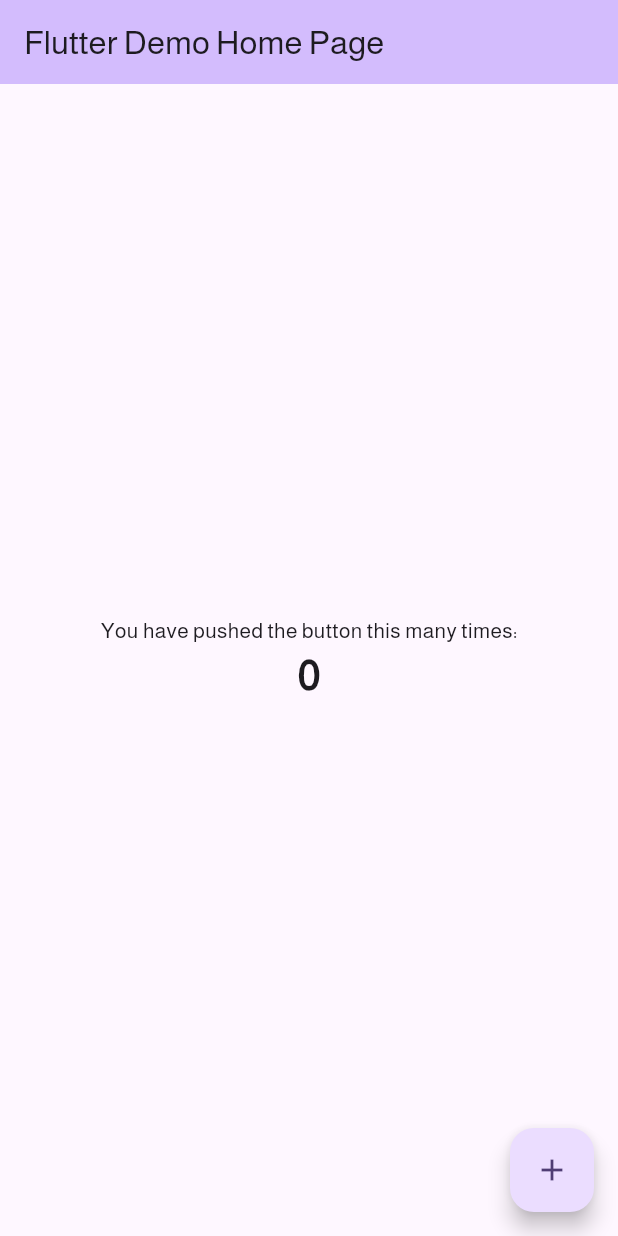
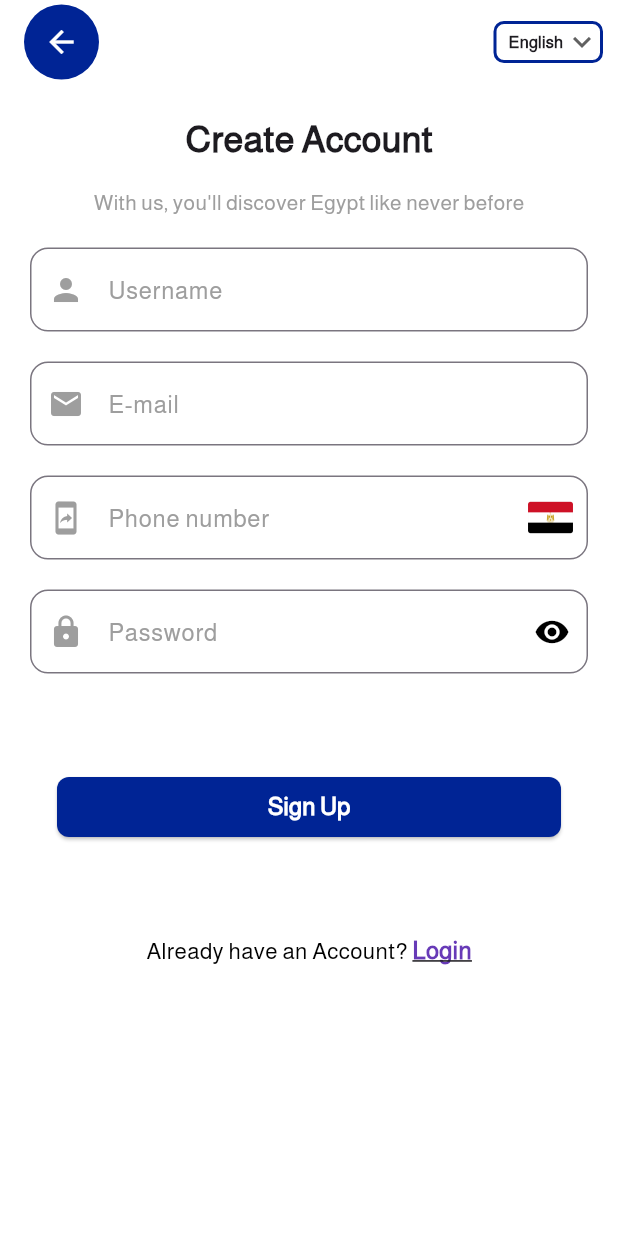
Before and after one commit to mohamedsalah918101/Egy-Tour, a Flutter app: the screen it shows after launch, on a phone screen of 412 x 824 dp. Run offline on Flutter 3.47's test engine with Material 3 defaults, Android fonts, the phone set to English and light mode, and no system bars; our stand-ins replace easy_localization.

Commit message:
Sign Up Page

```diff
--- a/lib/features/sign_up/presentation/views/sign_up_view.dart
+++ b/lib/features/sign_up/presentation/views/sign_up_view.dart
@@ -0,0 +1,297 @@
+import 'package:easy_localization/easy_localization.dart';
+import 'package:egy_tour/core/utils/theme/app_colors.dart';
+import 'package:flutter/material.dart';
+
+class SignUpView extends StatefulWidget {
+  const SignUpView({super.key});
+
+  @override
+  State<SignUpView> createState() => _SignUpViewState();
+}
+
+class _SignUpViewState extends State<SignUpView> {
+  final _formKey = GlobalKey<FormState>();
+  TextEditingController nameController = TextEditingController();
+  TextEditingController emailController = TextEditingController();
+  TextEditingController phoneController = TextEditingController();
+  TextEditingController passwordController = TextEditingController();
+  bool hiddenPassword = true;
+
+  @override
+  Widget build(BuildContext context) {
+    return Scaffold(
+      backgroundColor: Colors.white,
+      appBar: AppBar(
+        backgroundColor: Colors.white,
+        title: Container(
+          width: 50,
+          height: 50,
+          decoration: BoxDecoration(
+            color: AppColors.blueDark,
+            borderRadius: BorderRadius.circular(50),
+          ),
+          child: IconButton(
+            icon: Icon(Icons.arrow_back, color: Colors.white),
+            onPressed: () {
+              Navigator.pop(context);
+            },
+          ),
+        ),
+        actions: [
+          Padding(
+            padding: const EdgeInsets.symmetric(horizontal: 10.0),
+            child: Container(
+              width: 73,
+              height: 28,
+              decoration: BoxDecoration(
+                color: Colors.white,
+                border: Border.all(color: AppColors.blueDark, width: 2),
+                borderRadius: BorderRadius.circular(7),
+              ),
+              child: Padding(
+                padding: const EdgeInsets.only(left: 8.0),
+                child: DropdownButton<String>(
+                  value: context.locale.languageCode,
+                  icon: Icon(Icons.keyboard_arrow_down_sharp),
+                  items: [
+                    DropdownMenuItem(
+                      value: 'en',
+                      child: const Text('English',style: TextStyle(fontSize: 11, fontWeight: FontWeight.bold),),
+                    ),
+                    DropdownMenuItem(
+                      value: 'ar',
+                      child: Padding(
+                        padding: const EdgeInsets.only(right: 8.0),
+                        child: const Text('العربية', style: TextStyle(fontSize: 10, fontWeight: FontWeight.bold),),
+                      ),
+                    ),
+                  ],
+                  onChanged: (value) {
+                    setState(() {
+                      context.setLocale(Locale(value!)); // Update the state
+                    });
+                  },
+                  underline: SizedBox(), // Remove default underline
+                  isExpanded: true,
+                ),
+              ),
+            ),
+          )
+        ],
+      ),
+      body: SingleChildScrollView(
+        child: Center(
+          child: Column(
+            mainAxisAlignment: MainAxisAlignment.center,
+            children: [
+              SizedBox(height: 20,),
+              Text(
+                'signup.title'.tr(),
+                style: TextStyle(
+                  fontSize: 24,
+                  fontWeight: FontWeight.bold,
+                ),
+              ),
+              SizedBox(height: 15),
+              Text(
+                'signup.subtitle'.tr(),
+                style: TextStyle(fontSize: 14, color: Colors.grey),
+              ),
+              SizedBox(
+                height: 20,
+              ),
+              Form(
+                key: _formKey,
+                child: Padding(
+                  padding: const EdgeInsets.symmetric(horizontal: 20.0),
+                  child: Column(
+                    crossAxisAlignment: CrossAxisAlignment.stretch,
+                    spacing: 20,
+                    children: [
+                      TextFormField(
+                        controller: nameController,
+                        decoration: InputDecoration(
+                            labelText: 'signup.username'.tr(),
+                            labelStyle: TextStyle(color: Colors.grey),
+                            border: OutlineInputBorder(
+                              borderRadius: BorderRadius.circular(12),
+                            ),
+                            prefixIcon: Icon(
+                              Icons.person,
+                              color: Colors.grey,
+                            )),
+                        validator: (value) {
+                          if (value == null || value.isEmpty) {
+                            return 'Please enter your full name';
+                          }
+                          if (value[0] != value[0].toUpperCase()) {
+                            return 'First letter must be capitalized';
+                          }
+                          return null;
+                        },
+                      ),
+                      TextFormField(
+                        controller: emailController,
+                        decoration: InputDecoration(
+                            labelText: 'signup.email'.tr(),
+                            labelStyle: TextStyle(color: Colors.grey),
+                            border: OutlineInputBorder(
+                              borderRadius: BorderRadius.circular(12),
+                            ),
+                            prefixIcon: Icon(
+                              Icons.email,
+                              color: Colors.grey,
+                            )),
+                        validator: (value) {
+                          if (value == null || value.isEmpty) {
+                            return 'Please enter your email';
+                          }
+                          if (!value.contains('@')) {
+                            return 'Email must contain @';
+                          }
+                          return null;
+                        },
+                      ),
+
+                      TextFormField(
+                        controller: phoneController,
+                        keyboardType: TextInputType.phone,
+                        decoration: InputDecoration(
+                          prefixIcon: Icon(
+                            Icons.mobile_screen_share,
+                            color: Colors.grey,
+                          ),
+                          labelText: 'signup.phone'.tr(),
+                          labelStyle: TextStyle(color: Colors.grey),
+                          suffixIcon: Padding(
+                            padding: const EdgeInsets.all(10.0),
+                            child: Image.asset('assets/images/egypt_flag.png', width: 30),
+                          ),
+                          border: OutlineInputBorder(
+                            borderRadius: BorderRadius.circular(12),
+                          ),
+                        ),
+                        validator: (value) {
+                          if (value == null || value.isEmpty || value.length < 11) {
+                            return 'Please enter your number correctly';
+                          }
+                          return null;
+                        },
+                      ),
+
+                      TextFormField(
+                        controller: passwordController,
+                        obscureText: hiddenPassword,
+                        decoration: InputDecoration(
+                          labelText: 'signup.password'.tr(),
+                          labelStyle: TextStyle(color: Colors.grey),
+                          border: OutlineInputBorder(
+                            borderRadius: BorderRadius.circular(12),
+                          ),
+                          prefixIcon: Icon(
+                            Icons.lock,
+                            color: Colors.grey,
+                          ),
+                          suffixIcon: IconButton(
+                            onPressed: () {
+                              togglePassword();
+                            },
+                            icon: Icon(
+                              hiddenPassword
+                                  ? Icons.visibility
+                                  : Icons.visibility_off,
+                              color: Colors.black,
+                            ),
+                          ),
+                        ),
+                        validator: (value) {
+                          if (value == null || value.isEmpty) {
+                            return 'Please enter your password';
+                          }
+                          if (value.length < 6) {
+                            return 'Password must be at least 6 characters';
+                          }
+                          return null;
+                        },
+                      ),
+                      SizedBox(
+                        height: 25,
+                      ),
+                      Padding(
+                        padding: const EdgeInsets.symmetric(horizontal: 18.0),
+                        child: ElevatedButton(
+                          onPressed: () async {
+                            if (_formKey.currentState!.validate()) {
+                            } else {
+                              if (nameController.text.isEmpty ||
+                                  nameController.text[0] !=
+                                      nameController.text[0].toUpperCase()) {
+                                showErrorSnackBar(
+                                    "Full name must start with a capital letter");
+                              } else if (!emailController.text.contains('@')) {
+                                showErrorSnackBar("Email must contain @");
+                              } else if (passwordController.text.length < 6) {
+                                showErrorSnackBar(
+                                    "Password must be at least 6 characters");
+                              }
+                            }
+                          },
+                          style: ElevatedButton.styleFrom(
+                              backgroundColor: AppColors.blueDark,
+                              shape: RoundedRectangleBorder(
+                                borderRadius: BorderRadius.circular(8),
+                              ),
+                          ),
+                          child: Text(
+                            'signup.signup_button'.tr(),
+                            style: TextStyle(color: Colors.white, fontSize: 16, fontWeight: FontWeight.bold),
+                          ),
+                        ),
+                      ),
+                      SizedBox(
+                        height: 20,
+                      ),
+                      Row(
+                        mainAxisAlignment: MainAxisAlignment.center,
+                        children: [
+                          Text(
+                            '${'signup.already_have_account'.tr()} ',
+                            style: TextStyle(color: Colors.black, fontSize: 15),
+                          ),
+                          GestureDetector(
+                            onTap: () {},
+                            child: Text(
+                              'signup.login'.tr(),
+                              style: TextStyle(
+                                color: Colors.deepPurple,
+                                decoration: TextDecoration.underline,
+                                fontWeight: FontWeight.w600,
+                                fontSize: 16
+                              ),
+                            ),
+                          ),
+                        ],
+                      )
+                    ],
+                  ),
+                ),
+              ),
+            ],
+          ),
+        ),
+      ),
+    );
+  }
+
+  togglePassword() {
+    hiddenPassword = !hiddenPassword;
+    setState(() {});
+  }
+
+  showErrorSnackBar(String message) {
+    ScaffoldMessenger.of(context).showSnackBar(SnackBar(
+      content: Text(message),
+      backgroundColor: Colors.red,
+    ));
+  }
+}
--- a/lib/main.dart
+++ b/lib/main.dart
@@ -1,9 +1,22 @@
+import 'package:easy_localization/easy_localization.dart';
 import 'package:egy_tour/core/utils/constants/constant_variables.dart';
-import 'package:egy_tour/core/utils/theme/font_styles.dart';
+import 'package:egy_tour/features/sign_up/presentation/views/sign_up_view.dart';
 import 'package:flutter/material.dart';
 
-void main() {
-  runApp(const MyApp());
+void main() async {
+  WidgetsFlutterBinding.ensureInitialized();
+  await EasyLocalization.ensureInitialized();
+  runApp(
+    EasyLocalization(
+      supportedLocales: const [
+        Locale('en'),
+        Locale('ar')
+      ],
+      path: 'assets/lang',
+      fallbackLocale: const Locale('en'),
+      child: const MyApp(),
+    ),
+  );
 }
 
 class MyApp extends StatelessWidget {
@@ -13,61 +26,17 @@ class MyApp extends StatelessWidget {
   @override
   Widget build(BuildContext context) {
     return MaterialApp(
-      title: 'Flutter Demo',
+      debugShowCheckedModeBanner: false,
+      title: 'Egypt Tour',
       theme: ThemeData(
         fontFamily: fontFamily,
         colorScheme: ColorScheme.fromSeed(seedColor: Colors.deepPurple),
         useMaterial3: true,
       ),
-      home: const MyHomePage(title: 'Flutter Demo Home Page'),
+      localizationsDelegates: context.localizationDelegates,
+      supportedLocales: context.supportedLocales,
+      locale: context.locale,
+      home: const SignUpView(),
     );
   }
 }
-
-class MyHomePage extends StatefulWidget {
-  const MyHomePage({super.key, required this.title});
-
-  final String title;
-
-  @override
-  State<MyHomePage> createState() => _MyHomePageState();
-}
-
-class _MyHomePageState extends State<MyHomePage> {
-  int _counter = 0;
-
-  void _incrementCounter() {
-    setState(() {
-      _counter++;
-    });
-  }
-
-  @override
-  Widget build(BuildContext context) {
-    return Scaffold(
-      appBar: AppBar(
-        backgroundColor: Theme.of(context).colorScheme.inversePrimary,
-        title: Text(widget.title),
-      ),
-      body: Center(
-        child: Column(
-          mainAxisAlignment: MainAxisAlignment.center,
-          children: <Widget>[
-             Text(
-              'You have pushed the button this many times:',
-            ),
-            Text(
-              '$_counter',
-              style: AppTextStyles.bold28,
-            ),
-          ],
-        ),
-      ),
-      floatingActionButton: FloatingActionButton(
-        onPressed: _incrementCounter,
-        tooltip: 'Increment',
-        child: const Icon(Icons.add),
-      ),
-    );
-  }
-}
--- a/pubspec.yaml
+++ b/pubspec.yaml
@@ -34,6 +34,7 @@ dependencies:
   # The following adds the Cupertino Icons font to your application.
   # Use with the CupertinoIcons class for iOS style icons.
   cupertino_icons: ^1.0.8
+  easy_localization: ^3.0.7
 
 dev_dependencies:
   flutter_test:
@@ -58,8 +59,9 @@ flutter:
   uses-material-design: true
 
   # To add assets to your application, add an assets section, like this:
-  # assets:
-  #   - images/a_dot_burr.jpeg
+  assets:
+     - assets/images/
+     - assets/lang/
   #   - images/a_dot_ham.jpeg
 
   # An image asset can refer to one or more resolution-specific "variants", see
```
Also changed, not shown: assets/lang/ar.json (+13 -0 lines), assets/lang/en.json (+13 -0 lines), assets/images/egypt_flag.png (added), assets/images/france_flag.png (added), pubspec.lock, 1 other file.
